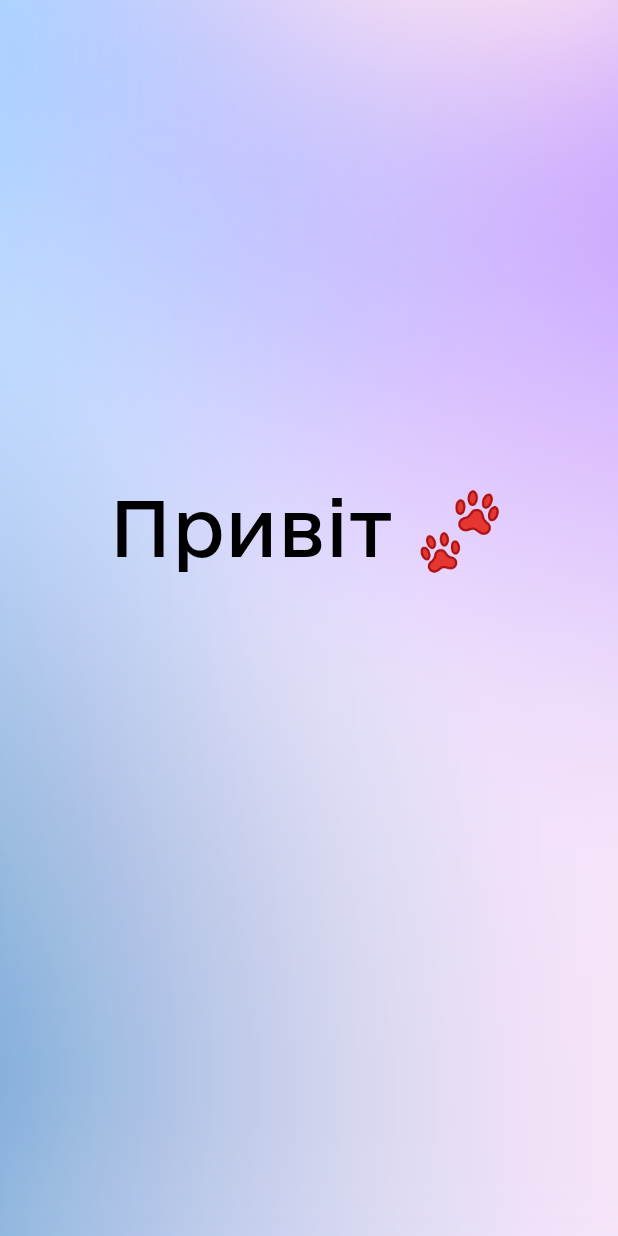
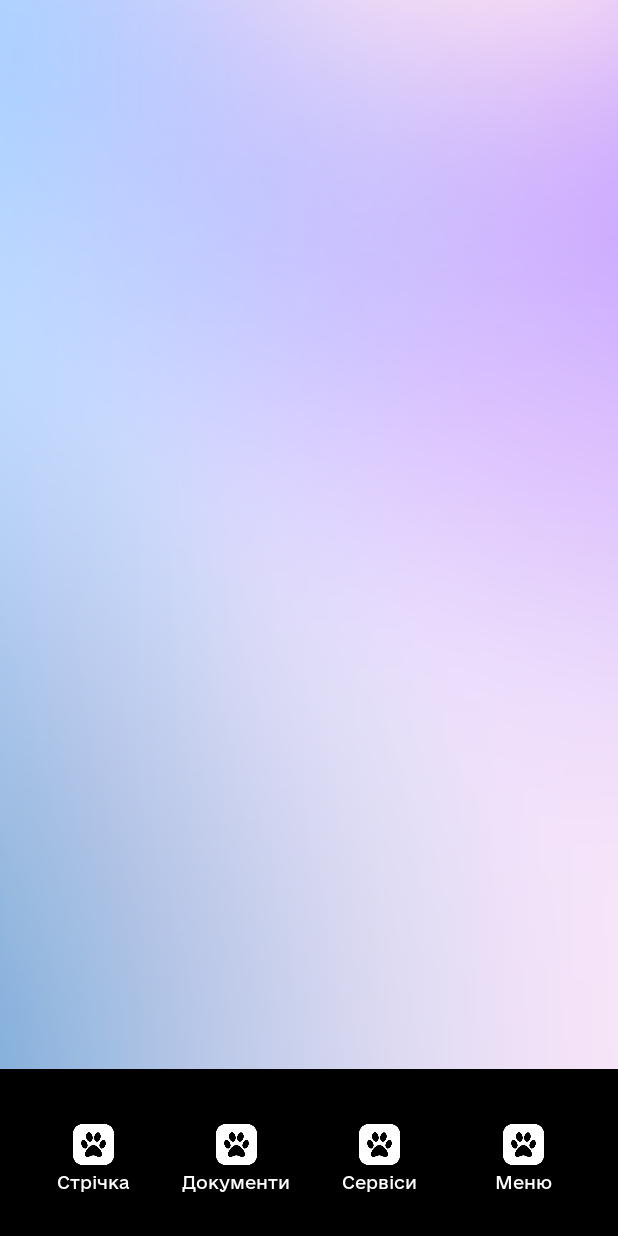
Before and after one commit to kozlov4/ePet, an Android app: the first screen one second after launch (SplashActivity before the commit, MainActivity after it), on a phone screen of 412 x 824 dp. Run offline under Robolectric (Android 15) with nearby library versions, the phone set to English and light mode, and no system bars.

Commit message:
Додано меню навігації

```diff
--- a/android/app/src/main/AndroidManifest.xml
+++ b/android/app/src/main/AndroidManifest.xml
@@ -9,13 +9,15 @@
         android:icon="@mipmap/ic_launcher"
         android:label="@string/app_name"
         android:roundIcon="@mipmap/ic_launcher_round"
-        android:supportsRtl="true"
-        android:theme="@style/Theme.EPet">
+        android:supportsRtl="true">
+
         <activity
-            android:name=".ui.splash.view.SplashActivity"
+            android:name=".ui.main.view.MainActivity"
             android:exported="true"
             android:screenOrientation="portrait"
-            android:configChanges="orientation|keyboardHidden">
+            android:configChanges="orientation|keyboardHidden"
+            android:theme="@style/Theme.CustomMainActivity">
+
             <intent-filter>
                 <action android:name="android.intent.action.MAIN" />
 
@@ -27,7 +29,16 @@
             android:name=".ui.auth.view.AuthActivity"
             android:exported="false"
             android:screenOrientation="portrait"
-            android:configChanges="orientation|keyboardHidden"/>
+            android:configChanges="orientation|keyboardHidden"
+            android:theme="@style/Theme.CustomAuthActivity"/>
+
+        <activity
+            android:name=".ui.splash.view.SplashActivity"
+            android:exported="false"
+            android:screenOrientation="portrait"
+            android:configChanges="orientation|keyboardHidden"
+            android:theme="@style/Theme.CustomAuthActivity"/>
+
 
     </application>
 </manifest>
--- /dev/null
+++ b/android/app/src/main/java/com/example/epet/ui/main/view/MainActivity.kt
@@ -0,0 +1,27 @@
+package com.example.epet.ui.main.view
+
+import android.os.Bundle
+import androidx.appcompat.app.AppCompatActivity
+import com.example.epet.R
+import androidx.core.view.WindowInsetsControllerCompat
+import android.view.View
+import androidx.core.view.ViewCompat
+import androidx.core.view.WindowInsetsCompat
+class MainActivity : AppCompatActivity() {
+
+    override fun onCreate(savedInstanceState: Bundle?) {
+        super.onCreate(savedInstanceState)
+        setContentView(R.layout.activity_main)
+// Белые кнопки навбара
+        WindowInsetsControllerCompat(window, window.decorView).isAppearanceLightNavigationBars = false
+
+        // Высота фейкового блока под навбар
+        val fakeNavBar = findViewById<View>(R.id.v_fake_bar)
+        ViewCompat.setOnApplyWindowInsetsListener(fakeNavBar) { view, insets ->
+            val navHeight = insets.getInsets(WindowInsetsCompat.Type.navigationBars()).bottom
+            view.layoutParams.height = navHeight
+            view.requestLayout()
+            insets
+        }
+    }
+}
--- /dev/null
+++ b/android/app/src/main/res/layout/activity_main.xml
@@ -0,0 +1,146 @@
+<?xml version="1.0" encoding="utf-8"?>
+<androidx.constraintlayout.widget.ConstraintLayout xmlns:android="http://schemas.android.com/apk/res/android"
+    xmlns:app="http://schemas.android.com/apk/res-auto"
+    android:layout_width="match_parent"
+    android:layout_height="match_parent"
+    android:background="@drawable/bg_gradient">
+
+    <LinearLayout
+        android:layout_width="0dp"
+        android:layout_height="0dp"
+        android:background="@color/black"
+        android:gravity="center"
+        android:orientation="horizontal"
+        android:weightSum="4.3"
+        android:paddingTop="10dp"
+        app:layout_constraintBottom_toTopOf="@+id/v_fake_bar"
+        app:layout_constraintEnd_toEndOf="parent"
+        app:layout_constraintStart_toStartOf="parent"
+        app:layout_constraintTop_toTopOf="@+id/guideline_horizontal_menu">
+
+        <LinearLayout
+            android:layout_width="0dp"
+            android:layout_height="wrap_content"
+            android:layout_weight="1"
+            android:gravity="center"
+            android:orientation="vertical">
+
+            <ImageView
+                android:id="@+id/img1"
+                android:layout_width="27dp"
+                android:layout_height="27dp"
+                android:adjustViewBounds="true"
+                android:clickable="true"
+                android:focusable="true"
+                android:scaleType="centerCrop"
+                android:src="@drawable/icon_services" />
+
+            <TextView
+                android:layout_width="wrap_content"
+                android:layout_height="wrap_content"
+                android:layout_marginTop="4dp"
+                android:fontFamily="@font/e_ukraine_regular"
+                android:text="Стрічка"
+                android:textColor="@color/white"
+                android:textSize="11sp" />
+        </LinearLayout>
+
+        <LinearLayout
+            android:layout_width="0dp"
+            android:layout_height="wrap_content"
+            android:layout_weight="1"
+            android:gravity="center"
+            android:orientation="vertical">
+
+            <ImageView
+                android:layout_width="27dp"
+                android:layout_height="27dp"
+                android:adjustViewBounds="true"
+                android:clickable="true"
+                android:focusable="true"
+                android:scaleType="centerCrop"
+                android:src="@drawable/icon_services" />
+
+            <TextView
+                android:layout_width="wrap_content"
+                android:layout_height="wrap_content"
+                android:layout_marginTop="4dp"
+                android:fontFamily="@font/e_ukraine_regular"
+                android:text="Документи"
+                android:textColor="@color/white"
+                android:textSize="11sp" />
+        </LinearLayout>
+
+
+        <LinearLayout
+            android:layout_width="0dp"
+            android:layout_height="wrap_content"
+            android:layout_weight="1"
+            android:gravity="center"
+            android:orientation="vertical">
+
+            <ImageView
+                android:layout_width="27dp"
+                android:layout_height="27dp"
+                android:adjustViewBounds="true"
+                android:clickable="true"
+                android:focusable="true"
+                android:scaleType="centerCrop"
+                android:src="@drawable/icon_services" />
+
+            <TextView
+                android:layout_width="wrap_content"
+                android:layout_height="wrap_content"
+                android:layout_marginTop="4dp"
+                android:fontFamily="@font/e_ukraine_regular"
+                android:text="Сервіси"
+                android:textColor="@color/white"
+                android:textSize="11sp" />
+        </LinearLayout>
+
+
+        <LinearLayout
+            android:layout_width="0dp"
+            android:layout_height="wrap_content"
+            android:layout_weight="1"
+            android:gravity="center"
+            android:orientation="vertical">
+
+            <ImageView
+                android:layout_width="27dp"
+                android:layout_height="27dp"
+                android:adjustViewBounds="true"
+                android:clickable="true"
+                android:focusable="true"
+                android:scaleType="centerCrop"
+                android:src="@drawable/icon_services" />
+
+            <TextView
+                android:layout_width="wrap_content"
+                android:layout_height="wrap_content"
+                android:layout_marginTop="4dp"
+                android:fontFamily="@font/e_ukraine_regular"
+                android:text="Меню"
+                android:textColor="@color/white"
+                android:textSize="11sp" />
+        </LinearLayout>
+
+    </LinearLayout>
+
+    <View
+        android:id="@+id/v_fake_bar"
+        android:layout_width="0dp"
+        android:layout_height="0dp"
+        android:background="@android:color/black"
+        app:layout_constraintBottom_toBottomOf="parent"
+        app:layout_constraintStart_toStartOf="parent"
+        app:layout_constraintEnd_toEndOf="parent"/>
+
+    <androidx.constraintlayout.widget.Guideline
+        android:id="@+id/guideline_horizontal_menu"
+        android:layout_width="wrap_content"
+        android:layout_height="wrap_content"
+        android:orientation="horizontal"
+        app:layout_constraintGuide_percent="0.865" />
+
+</androidx.constraintlayout.widget.ConstraintLayout>
--- a/android/app/src/main/res/values/colors.xml
+++ b/android/app/src/main/res/values/colors.xml
@@ -1,6 +1,6 @@
 <?xml version="1.0" encoding="utf-8"?>
 <resources>
-    <color name="black">#FF000000</color>
+    <color name="black">#000000</color>
     <color name="white">#FFFFFFFF</color>
     <color name="gray_hint_text">#B3B3B3</color>
     <color name="blue_hint_text">#6A7F9B</color>
--- a/android/app/src/main/res/values/themes.xml
+++ b/android/app/src/main/res/values/themes.xml
@@ -1,5 +1,5 @@
 <resources xmlns:tools="http://schemas.android.com/tools">
-    <style name="Base.Theme.EPet" parent="Theme.Material3.DayNight.NoActionBar">
+    <style name="Theme.CustomAuthActivity" parent="Theme.Material3.DayNight.NoActionBar">
         <item name="android:windowBackground">@drawable/bg_gradient</item>
 
         <item name="android:windowLightStatusBar">true</item>
@@ -7,5 +7,12 @@
         <item name="colorControlActivated">@android:color/black</item>
     </style>
 
-    <style name="Theme.EPet" parent="Base.Theme.EPet" />
+    <style name="Theme.CustomMainActivity" parent="Theme.Material3.DayNight.NoActionBar">
+        <item name="android:windowBackground">@drawable/bg_gradient</item>
+
+        <item name="android:windowLightStatusBar">true</item>
+        <item name="android:navigationBarColor">@android:color/black</item>
+        <item name="colorControlActivated">@android:color/black</item>
+    </style>
+
 </resources>
```
Also changed, not shown: android/app/src/main/res/drawable/icon_services.png (added).
